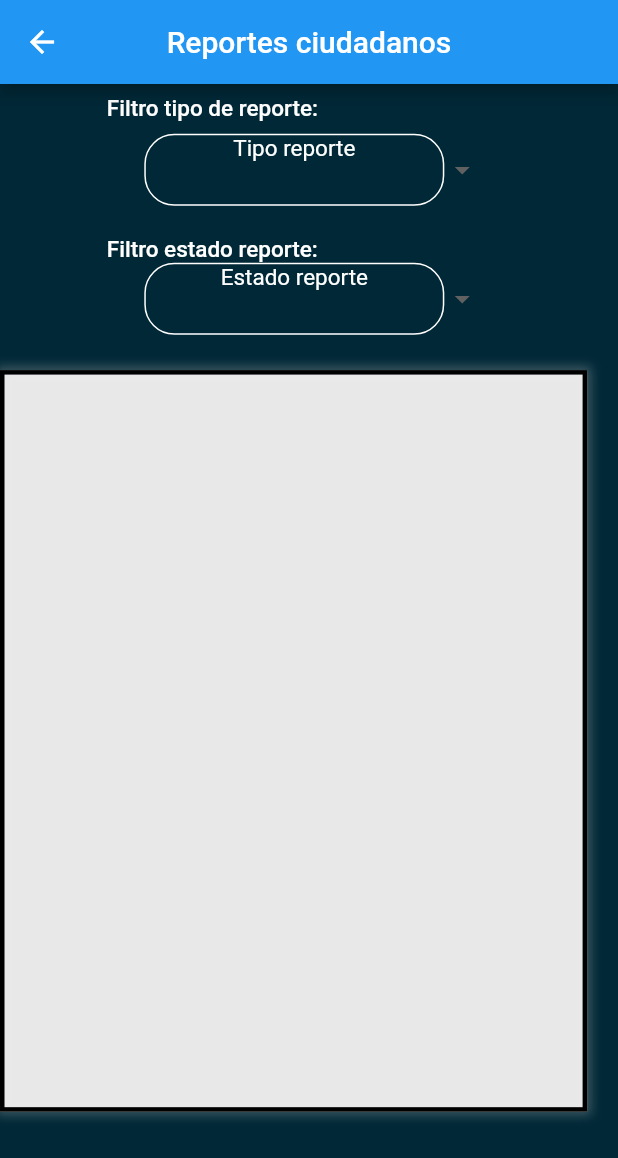
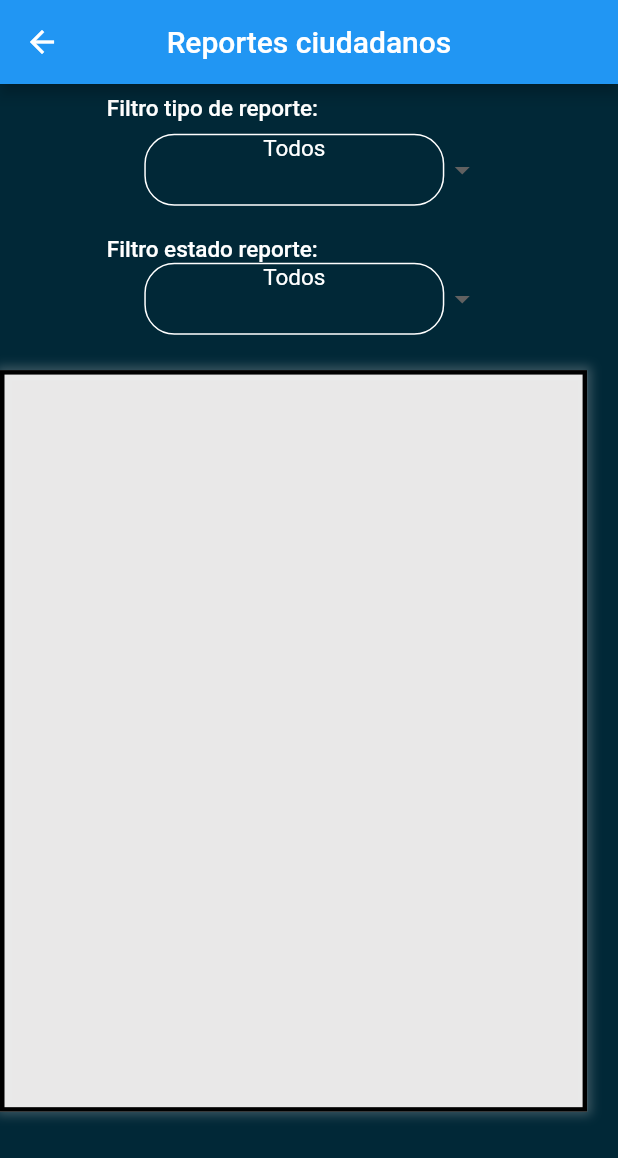
Before and after one commit to GabrielGomez9898/Tesis-2022-10, a Flutter app: the ReportListPage screen opened directly, on a phone screen of 412 x 824 dp. Shown: the top 1158 px of the screen. Run offline on Flutter 3.47's test engine with Material 2 defaults, Android fonts, the phone set to English and light mode, and no system bars; our stand-ins replace bloc, cloud_firestore, cloud_functions, contacts_service, equatable, firebase_auth and 13 more; missing offline and left inert: flutter_sms; accounts and stored records are empty.

Commit message:
report filter done

```diff
--- a/App/vision_civil/lib/src/blocs/reports_bloc/reports_bloc.dart
+++ b/App/vision_civil/lib/src/blocs/reports_bloc/reports_bloc.dart
@@ -157,25 +157,101 @@ class ReportBloc extends Bloc<ReportblocEvent, ReportblocState> {
             }
           });
         });
-        if(idReport != ""){
+        if (idReport != "") {
           emit(ReportblocState(
               reports: reports,
               report: reportSave,
               imagesIDs: arrayIds,
               videoId: videoId));
-        }else{
+        } else {
           emit(ReportblocState(
               reports: reports,
               report: new Report(" ", " ", " ", " ", " ", " ", " ", " ", " "),
               imagesIDs: [],
               videoId: ""));
         }
+      } else if (event is FinishReportEvent) {
+        reportdb.finishReport(event.idPoliceUser, event.idReport);
+      } else if (event is DeleteReportEvent) {
+        reportdb.deleteReport(event.idReport);
+        print("Se elimino el reporte: " + event.idReport);
+      } else if (event is FilterReportsEvent) {
+        print("Evento: quiere filtrar por estado: " +
+            event.estadoReporteFiltro +
+            " y tipo: " +
+            event.tipoReporteFiltro);
+        List<Report> reports = [];
+        Future<QuerySnapshot> getReports = reportdb.getReports();
+        await getReports.then((QuerySnapshot querySnapshot) {
+          querySnapshot.docs.forEach((doc) {
+            if (event.estadoReporteFiltro == "Todos" &&
+                event.tipoReporteFiltro != "") {
+              if (event.tipoReporteFiltro == doc["tipo_reporte"]) {
+                reports.add(Report(
+                    doc.id,
+                    doc["asunto"],
+                    doc["descripcion"],
+                    doc["estado"],
+                    doc["fecha_hora"],
+                    doc["latitude"],
+                    doc["longitude"],
+                    doc["tipo_reporte"],
+                    doc["user_phone"].toString()));
+              }
+            }
+            if (event.estadoReporteFiltro != "" &&
+                event.tipoReporteFiltro == "Todos") {
+              if (event.estadoReporteFiltro == doc["estado"]) {
+                reports.add(Report(
+                    doc.id,
+                    doc["asunto"],
+                    doc["descripcion"],
+                    doc["estado"],
+                    doc["fecha_hora"],
+                    doc["latitude"],
+                    doc["longitude"],
+                    doc["tipo_reporte"],
+                    doc["user_phone"].toString()));
+              }
+            }
+            if (event.estadoReporteFiltro != "Todos" &&
+                event.tipoReporteFiltro != "Todos") {
+              if (event.tipoReporteFiltro == doc["tipo_reporte"] &&
+                  event.estadoReporteFiltro == doc["estado"]) {
+                reports.add(Report(
+                    doc.id,
+                    doc["asunto"],
+                    doc["descripcion"],
+                    doc["estado"],
+                    doc["fecha_hora"],
+                    doc["latitude"],
+                    doc["longitude"],
+                    doc["tipo_reporte"],
+                    doc["user_phone"].toString()));
+              }
+            }
+            if (event.estadoReporteFiltro == "Todos" &&
+                event.tipoReporteFiltro == "Todos") {
+              reports.add(Report(
+                  doc.id,
+                  doc["asunto"],
+                  doc["descripcion"],
+                  doc["estado"],
+                  doc["fecha_hora"],
+                  doc["latitude"],
+                  doc["longitude"],
+                  doc["tipo_reporte"],
+                  doc["user_phone"].toString()));
+            }
+          });
+        });
 
-      }else if(event is FinishReportEvent){
-        reportdb.finishReport(event.idPoliceUser, event.idReport);
-      }else if(event is DeleteReportEvent){
-        reportdb.deleteReport(event.idReport);
-        print("Se elimino el reporte: "+event.idReport);
+        print(reports);
+        emit(ReportblocState(
+            reports: reports,
+            report: new Report(" ", " ", " ", " ", " ", " ", " ", " ", " "),
+            imagesIDs: [],
+            videoId: ""));
       }
     });
   }
--- a/App/vision_civil/lib/src/blocs/reports_bloc/reports_event.dart
+++ b/App/vision_civil/lib/src/blocs/reports_bloc/reports_event.dart
@@ -41,55 +41,66 @@ class CreateRepotEvent extends ReportblocEvent {
     this.userPhone = _userPhone;
   }
 }
-// ignore: must_be_immutable
-class GetReportsEvent extends ReportblocEvent{}
 
 // ignore: must_be_immutable
-class GetReportInfoEvent extends ReportblocEvent{
+class GetReportsEvent extends ReportblocEvent {}
+
+// ignore: must_be_immutable
+class GetReportInfoEvent extends ReportblocEvent {
   String idReport = "";
 
-  GetReportInfoEvent(String idreport){
+  GetReportInfoEvent(String idreport) {
     this.idReport = idreport;
   }
 }
 
 // ignore: must_be_immutable
-class AsignPoliceReport extends ReportblocEvent{
+class AsignPoliceReport extends ReportblocEvent {
   String idPoliceUser = "";
   String idReport = "";
 
-  AsignPoliceReport(String idPoliceUser, String idReport){
-    this.idPoliceUser = idPoliceUser;
-    this.idReport = idReport;
-  }
-
-}
-
-// ignore: must_be_immutable
-class GetPoliceProcessReport extends ReportblocEvent{
-  String idPoliceUser = "";
-
-  GetPoliceProcessReport(String idPoliceUser){
-    this.idPoliceUser = idPoliceUser;
-  }
-}
-
-// ignore: must_be_immutable
-class FinishReportEvent extends ReportblocEvent{
-  String idPoliceUser = "";
-  String idReport = "";
-
-  FinishReportEvent(String idPoliceUser,String idReport){
+  AsignPoliceReport(String idPoliceUser, String idReport) {
     this.idPoliceUser = idPoliceUser;
     this.idReport = idReport;
   }
 }
 
 // ignore: must_be_immutable
-class DeleteReportEvent extends ReportblocEvent{
+class GetPoliceProcessReport extends ReportblocEvent {
+  String idPoliceUser = "";
+
+  GetPoliceProcessReport(String idPoliceUser) {
+    this.idPoliceUser = idPoliceUser;
+  }
+}
+
+// ignore: must_be_immutable
+class FinishReportEvent extends ReportblocEvent {
+  String idPoliceUser = "";
   String idReport = "";
 
-  DeleteReportEvent(String idReport){
+  FinishReportEvent(String idPoliceUser, String idReport) {
+    this.idPoliceUser = idPoliceUser;
     this.idReport = idReport;
   }
 }
+
+// ignore: must_be_immutable
+class DeleteReportEvent extends ReportblocEvent {
+  String idReport = "";
+
+  DeleteReportEvent(String idReport) {
+    this.idReport = idReport;
+  }
+}
+
+// ignore: must_be_immutable
+class FilterReportsEvent extends ReportblocEvent {
+  String tipoReporteFiltro = "";
+  String estadoReporteFiltro = "";
+
+  FilterReportsEvent(String tipoReporteFiltro, String estadoReporteFiltro) {
+    this.tipoReporteFiltro = tipoReporteFiltro;
+    this.estadoReporteFiltro = estadoReporteFiltro;
+  }
+}
--- a/App/vision_civil/lib/src/ui/report_list.dart
+++ b/App/vision_civil/lib/src/ui/report_list.dart
@@ -17,17 +17,28 @@ class ReportListPage extends StatefulWidget {
 class ReportListState extends State<ReportListPage> {
   String _tipoReporteFiltro = "", _estadoReporteFiltro = "";
 
-  ReportListState(){
-    this._tipoReporteFiltro = "Tipo reporte";
-    this._estadoReporteFiltro = "Estado reporte";
+  ReportListState() {
+    this._tipoReporteFiltro = "Todos";
+    this._estadoReporteFiltro = "Todos";
   }
 
   @override
   Widget build(BuildContext context) {
     Size size = MediaQuery.of(context).size;
-    BlocProvider.of<ReportBloc>(context).add(GetReportsEvent());
-    var _tiposReporte = ["HURTO_VIVIENDA", "VANDALISMO", "HOMICIDIO", "HURTO_PERSONA", "VIOLACION", "AGRESION", "HURTO_VEHICULO", "OTRO"];
-    var _estadosReporte = ["PENDIENTE", "EN PROCESO", "FINALIZADO"];
+    BlocProvider.of<ReportBloc>(context).add(
+        FilterReportsEvent(this._tipoReporteFiltro, this._estadoReporteFiltro));
+    var _tiposReporte = [
+      "Todos",
+      "HURTO_VIVIENDA",
+      "VANDALISMO",
+      "HOMICIDIO",
+      "HURTO_PERSONA",
+      "VIOLACION",
+      "AGRESION",
+      "HURTO_VEHICULO",
+      "OTRO"
+    ];
+    var _estadosReporte = ["Todos", "PENDIENTE", "EN PROCESO", "FINALIZADO"];
 
     return Container(
       decoration: BoxDecoration(
@@ -66,7 +77,9 @@ class ReportListState extends State<ReportListPage> {
                             onChanged: (_value) {
                               setState(() {
                                 this._tipoReporteFiltro = _value.toString();
-                              print("filtro: "+this._tipoReporteFiltro);
+                                BlocProvider.of<ReportBloc>(context).add(
+                                    FilterReportsEvent(this._tipoReporteFiltro,
+                                        this._estadoReporteFiltro));
                               });
                             },
                             hint: Container(
@@ -101,12 +114,15 @@ class ReportListState extends State<ReportListPage> {
                           child: DropdownButton(
                             items: _estadosReporte.map((String estadoReporte) {
                               return DropdownMenuItem(
-                                child: Text(estadoReporte), value: estadoReporte);
+                                  child: Text(estadoReporte),
+                                  value: estadoReporte);
                             }).toList(),
                             onChanged: (_value) {
                               setState(() {
                                 this._estadoReporteFiltro = _value.toString();
-                              print("filtro: "+this._estadoReporteFiltro);
+                                BlocProvider.of<ReportBloc>(context).add(
+                                    FilterReportsEvent(this._tipoReporteFiltro,
+                                        this._estadoReporteFiltro));
                               });
                             },
                             hint: Container(
@@ -135,6 +151,8 @@ class ReportListState extends State<ReportListPage> {
                 SizedBox(height: size.height * 0.02),
                 Material(
                   elevation: 0,
+                  child: BlocListener<ReportBloc, ReportblocState>(
+                    listener: (context, state) {},
                     child: Container(
                       height: size.height * 0.6,
                       width: size.width * 0.95,
@@ -148,7 +166,8 @@ class ReportListState extends State<ReportListPage> {
                                   .withOpacity(0.3),
                               spreadRadius: 3,
                               blurRadius: 5,
-                            offset: Offset(0, 0), // changes position of shadow
+                              offset:
+                                  Offset(0, 0), // changes position of shadow
                             ),
                           ]),
                       padding: const EdgeInsets.only(left: 1),
@@ -180,9 +199,8 @@ class ReportListState extends State<ReportListPage> {
                                           builder: (_) => MultiBlocProvider(
                                               providers: [
                                                 BlocProvider.value(
-                                                  value:
-                                                      BlocProvider.of<UserBloc>(
-                                                          context)),
+                                                    value: BlocProvider.of<
+                                                        UserBloc>(context)),
                                                 BlocProvider.value(
                                                     value: BlocProvider.of<
                                                         ReportBloc>(context)),
@@ -202,6 +220,7 @@ class ReportListState extends State<ReportListPage> {
                       ),
                     ),
                   ),
+                ),
               ],
             );
           },
```
Lines whose indentation alone changed are shown as unchanged.
